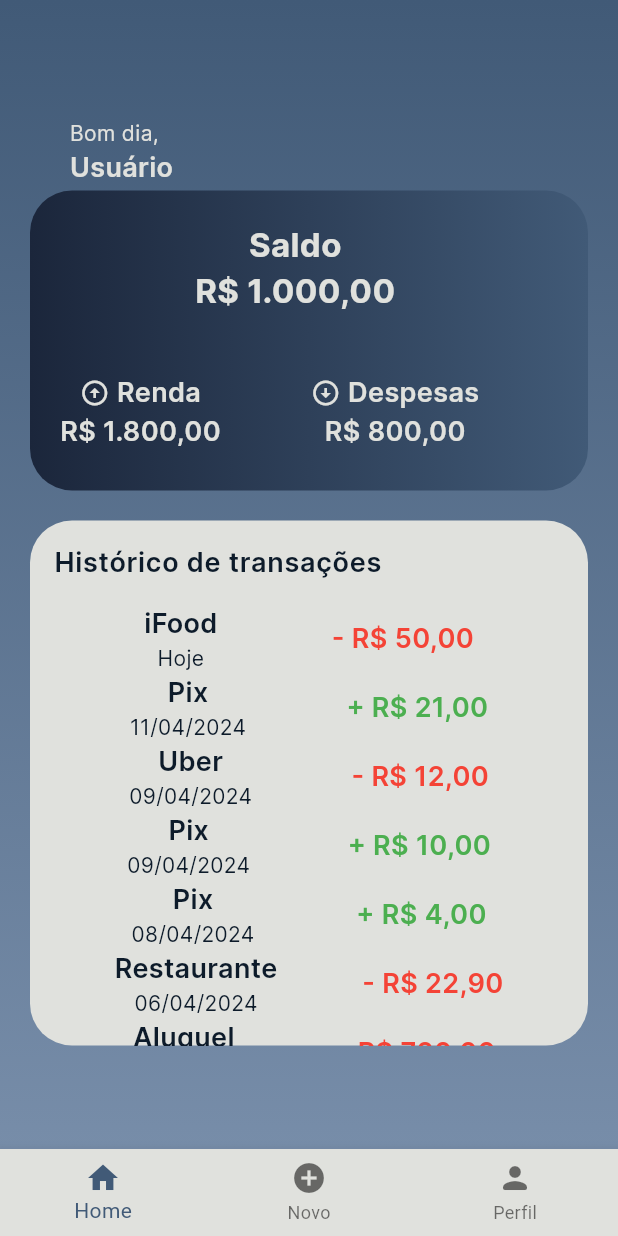
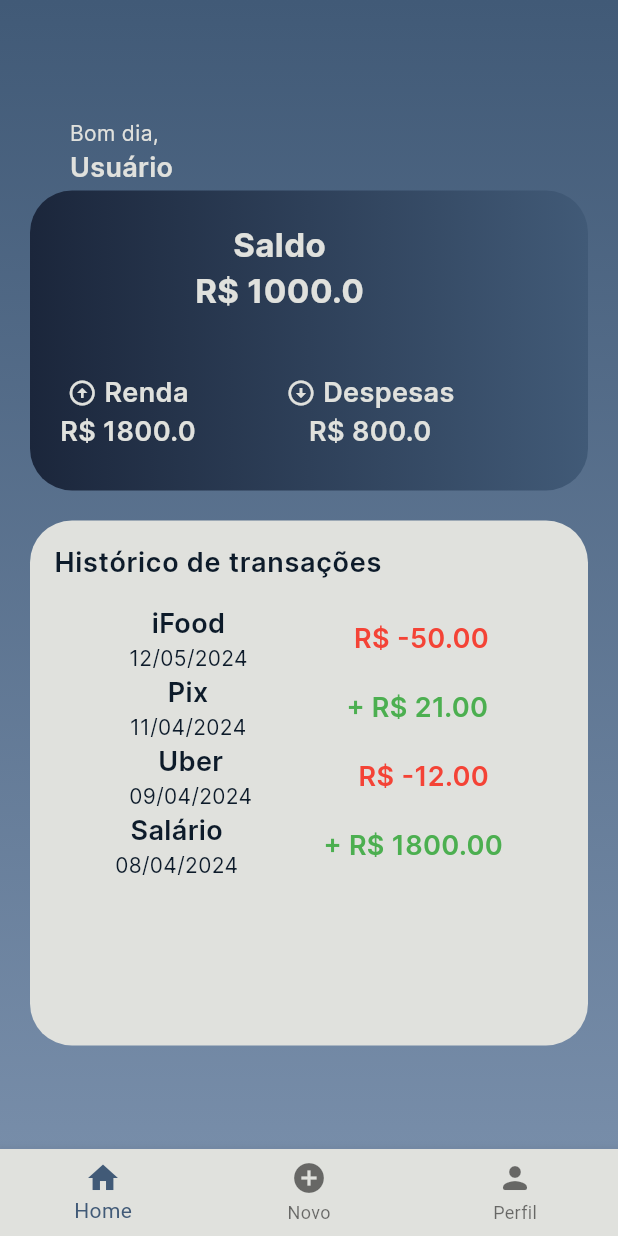
Before and after one commit to gustaf30/finance_app, a Flutter app: the HomePage screen opened directly, on a phone screen of 412 x 824 dp. Run offline on Flutter 3.47's test engine with Material 3 defaults, Android fonts, the phone set to English and light mode, and no system bars; our stand-ins replace firebase_core; accounts and stored records are empty.

Commit message:
adição das variaveis 'renda', 'saldo', 'despesas' e da lista de transações.

```diff
--- a/lib/features/home/home_page.dart
+++ b/lib/features/home/home_page.dart
@@ -3,6 +3,15 @@ import 'package:finance_app/common/constants/app_text_styles.dart';
 import 'package:finance_app/features/new_transaction/new_transaction_page.dart';
 import 'package:finance_app/features/profile/profile_page.dart';
 import 'package:flutter/material.dart';
+import 'package:intl/intl.dart';
+
+class Transaction {
+  final String title;
+  final double amount;
+  final DateTime date;
+
+  Transaction({required this.title, required this.amount, required this.date});
+}
 
 class HomePage extends StatefulWidget {
   const HomePage({super.key});
@@ -13,6 +22,17 @@ class HomePage extends StatefulWidget {
 
 class _HomePageState extends State<HomePage> {
   int _selectedIndex = 0;
+  double saldo = 1000.0;
+  double renda = 1800.0;
+  double despesas = 800.0;
+
+  List<Transaction> transactions = [
+    Transaction(title: 'iFood', amount: -50.0, date: DateTime.now()),
+    Transaction(title: 'Pix', amount: 21.0, date: DateTime(2024, 4, 11)),
+    Transaction(title: 'Uber', amount: -12.0, date: DateTime(2024, 4, 9)),
+    Transaction(title: 'Salário', amount: 1800.0, date: DateTime(2024, 4, 8)),
+    // Adicione outras transações conforme necessário
+  ];
 
   @override
   Widget build(BuildContext context) {
@@ -77,7 +97,7 @@ class _HomePageState extends State<HomePage> {
                               .copyWith(color: AppColors.beige1),
                         ),
                         Text(
-                          'R\$ 1.000,00',
+                          'R\$ $saldo',
                           style: AppTextStyles.notSoMediumText
                               .copyWith(color: AppColors.beige1),
                         ),
@@ -105,7 +125,7 @@ class _HomePageState extends State<HomePage> {
                               ],
                             ),
                             Text(
-                              'R\$ 1.800,00',
+                              'R\$ $renda',
                               style: AppTextStyles.notSoSmallText
                                   .copyWith(color: AppColors.beige1),
                             ),
@@ -129,7 +149,7 @@ class _HomePageState extends State<HomePage> {
                               ],
                             ),
                             Text(
-                              'R\$ 800,00',
+                              'R\$ $despesas',
                               style: AppTextStyles.notSoSmallText
                                   .copyWith(color: AppColors.beige1),
                             ),
@@ -151,7 +171,6 @@ class _HomePageState extends State<HomePage> {
               height: 350, // Ajuste a altura conforme necessário
               width: double.infinity, // Ocupar toda a largura disponível
               child: SingleChildScrollView(
-                child: Center(
                       child: Column(
                         children: [
                           ListTile(
@@ -161,176 +180,37 @@ class _HomePageState extends State<HomePage> {
                                   .copyWith(color: AppColors.darkBlue1),
                             ),
                           ),
-                      Row(
+                          Column(
+                            children: transactions.map((transaction) {
+                              return Row(
                                 mainAxisAlignment: MainAxisAlignment.spaceEvenly,
                                 children: [
                                   Column(
                                     children: [
                                       Text(
-                                'iFood',
+                                        transaction.title,
                                         style: AppTextStyles.notSoSmallText
                                             .copyWith(color: AppColors.darkBlue1),
                                       ),
                                       Text(
-                                'Hoje',
+                                        DateFormat('dd/MM/yyyy').format(transaction.date),
                                         style: AppTextStyles.smallText
                                             .copyWith(color: AppColors.darkBlue1),
                                       ),
                                     ],
                                   ),
                                   Text(
-                            '- R\$ 50,00',
-                            style: AppTextStyles.notSoSmallText
-                                .copyWith(color: Colors.red),
+                                    '${transaction.amount > 0 ? '+' : ''} R\$ ${transaction.amount.toStringAsFixed(2)}',
+                                    style: AppTextStyles.notSoSmallText.copyWith(
+                                        color: transaction.amount > 0
+                                            ? Colors.green
+                                            : Colors.red),
                                   ),
                                 ],
-                      ),
-                        // Os outros itens do histórico de transações aqui
-                        Row(
-                        mainAxisAlignment: MainAxisAlignment.spaceEvenly,
-                        children: [
-                          Column(
-                          children: [
-                            Text(
-                            'Pix',
-                            style: AppTextStyles.notSoSmallText
-                              .copyWith(color: AppColors.darkBlue1),
-                            ),
-                            Text(
-                            '11/04/2024',
-                            style: AppTextStyles.smallText
-                              .copyWith(color: AppColors.darkBlue1),
+                              );
+                            }).toList(),
                           ),
                         ],
-                          ),
-                          Text(
-                          '+ R\$ 21,00',
-                          style: AppTextStyles.notSoSmallText
-                            .copyWith(color: Colors.green),
-                          ),
-                        ],
-                        ),
-                        Row(
-                        mainAxisAlignment: MainAxisAlignment.spaceEvenly,
-                        children: [
-                          Column(
-                          children: [
-                            Text(
-                            'Uber',
-                            style: AppTextStyles.notSoSmallText
-                              .copyWith(color: AppColors.darkBlue1),
-                            ),
-                            Text(
-                            '09/04/2024',
-                            style: AppTextStyles.smallText
-                              .copyWith(color: AppColors.darkBlue1),
-                            ),
-                          ],
-                          ),
-                          Text(
-                          '- R\$ 12,00',
-                          style: AppTextStyles.notSoSmallText
-                            .copyWith(color: Colors.red),
-                          ),
-                        ],
-                        ), Row(
-                      mainAxisAlignment: MainAxisAlignment.spaceEvenly,
-                      children: [
-                        Column(
-                          children: [
-                            Text(
-                              'Pix',
-                              style: AppTextStyles.notSoSmallText
-                                  .copyWith(color: AppColors.darkBlue1),
-                            ),
-                            Text(
-                              '09/04/2024',
-                              style: AppTextStyles.smallText
-                                  .copyWith(color: AppColors.darkBlue1),
-                            ),
-                          ],
-                        ),
-                        Text(
-                          '+ R\$ 10,00',
-                          style: AppTextStyles.notSoSmallText
-                              .copyWith(color: Colors.green),
-                        ),
-                      ],
-                    ),
-                    Row(
-                      mainAxisAlignment: MainAxisAlignment.spaceEvenly,
-                      children: [
-                        Column(
-                          children: [
-                            Text(
-                              'Pix',
-                              style: AppTextStyles.notSoSmallText
-                                  .copyWith(color: AppColors.darkBlue1),
-                            ),
-                            Text(
-                              '08/04/2024',
-                              style: AppTextStyles.smallText
-                                  .copyWith(color: AppColors.darkBlue1),
-                            ),
-                          ],
-                        ),
-                        Text(
-                          '+ R\$ 4,00',
-                          style: AppTextStyles.notSoSmallText
-                              .copyWith(color: Colors.green),
-                        ),
-                      ],
-                    ),
-                    Row(
-                      mainAxisAlignment: MainAxisAlignment.spaceEvenly,
-                      children: [
-                        Column(
-                          children: [
-                            Text(
-                              'Restaurante',
-                              style: AppTextStyles.notSoSmallText
-                                  .copyWith(color: AppColors.darkBlue1),
-                            ),
-                            Text(
-                              '06/04/2024',
-                              style: AppTextStyles.smallText
-                                  .copyWith(color: AppColors.darkBlue1),
-                            ),
-                          ],
-                        ),
-                        Text(
-                          '- R\$ 22,90',
-                          style: AppTextStyles.notSoSmallText
-                              .copyWith(color: Colors.red),
-                        ),
-                      ],
-                    ),
-                    Row(
-                      mainAxisAlignment: MainAxisAlignment.spaceEvenly,
-                      children: [
-                        Column(
-                          children: [
-                            Text(
-                              'Aluguel',
-                              style: AppTextStyles.notSoSmallText
-                                  .copyWith(color: AppColors.darkBlue1),
-                            ),
-                            Text(
-                              '05/04/2024',
-                              style: AppTextStyles.smallText
-                                  .copyWith(color: AppColors.darkBlue1),
-                            ),
-                          ],
-                        ),
-                        Text(
-                          '- R\$ 720,00',
-                          style: AppTextStyles.notSoSmallText
-                              .copyWith(color: Colors.red),
-                        ),
-                      ],
-                    ),
-                    ],
-                  ),
                       ),
                     ),
             ),
--- a/pubspec.yaml
+++ b/pubspec.yaml
@@ -30,6 +30,7 @@ environment:
 dependencies:
   flutter:
     sdk: flutter
+  intl: ^0.17.0
 
 
   # The following adds the Cupertino Icons font to your application.
```
Also changed, not shown: pubspec.lock. Lines whose indentation alone changed are shown as unchanged.
